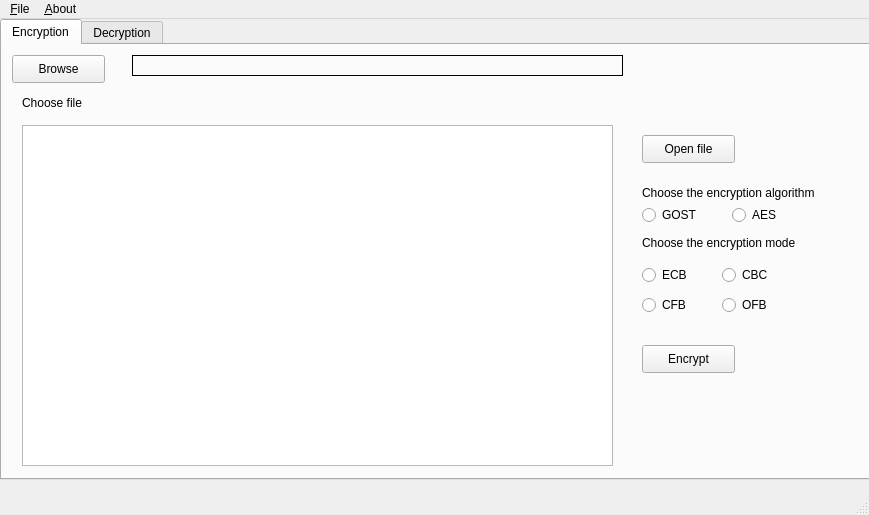
Before: the Qt Designer form untitled/mainwindow.ui in grindrake/computergraphix, drawn with Qt 5.
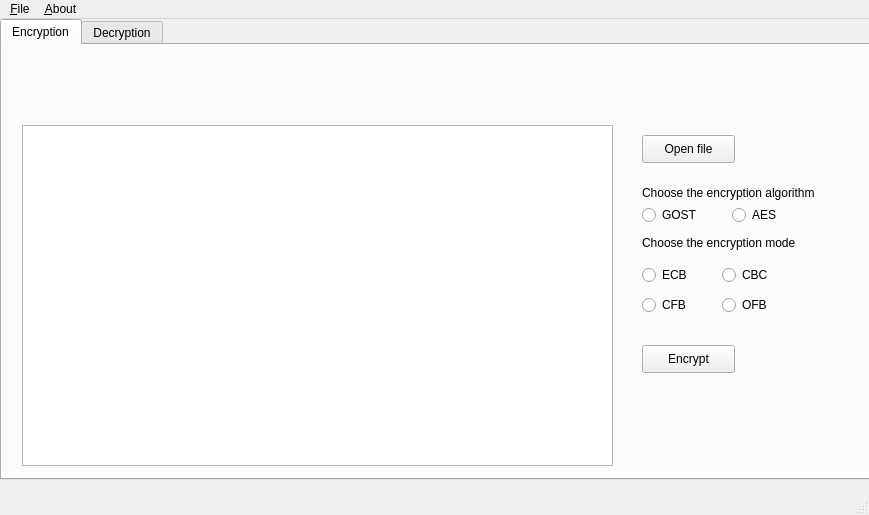
After: the same form once the commit is applied.

```diff
--- a/untitled/mainwindow.ui
+++ b/untitled/mainwindow.ui
@@ -33,48 +33,6 @@
      <attribute name="title">
       <string>Encryption</string>
      </attribute>
-     <widget class="QPushButton" name="pushButton">
-      <property name="geometry">
-       <rect>
-        <x>10</x>
-        <y>10</y>
-        <width>93</width>
-        <height>28</height>
-       </rect>
-      </property>
-      <property name="text">
-       <string>Browse</string>
-      </property>
-     </widget>
-     <widget class="QLabel" name="label_2">
-      <property name="geometry">
-       <rect>
-        <x>130</x>
-        <y>10</y>
-        <width>491</width>
-        <height>21</height>
-       </rect>
-      </property>
-      <property name="frameShape">
-       <enum>QFrame::Box</enum>
-      </property>
-      <property name="text">
-       <string/>
-      </property>
-     </widget>
-     <widget class="QLabel" name="label_3">
-      <property name="geometry">
-       <rect>
-        <x>20</x>
-        <y>50</y>
-        <width>71</width>
-        <height>16</height>
-       </rect>
-      </property>
-      <property name="text">
-       <string>Choose file</string>
-      </property>
-     </widget>
      <widget class="QRadioButton" name="radioButton">
       <property name="geometry">
        <rect>
```
Left out of the diff: 2 changed lines with no effect on the pictures.
